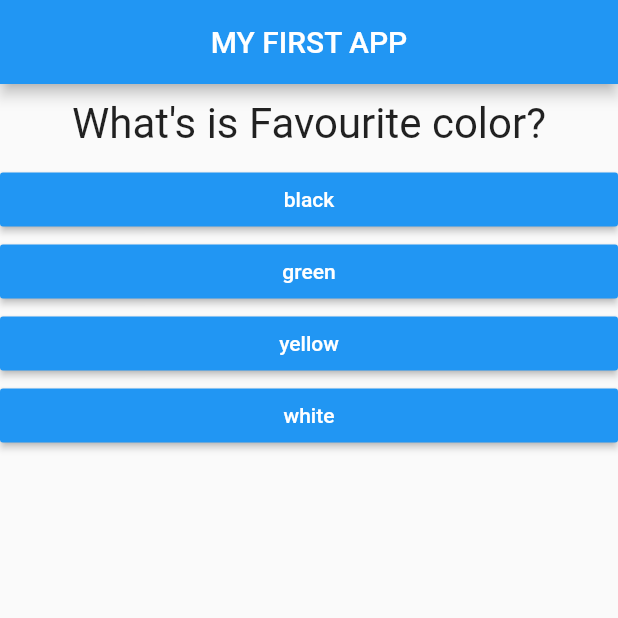
After one commit to Jitender-yaduvanshi/quiz_app, a Flutter app: the screen it shows after launch, on a phone screen of 412 x 824 dp, the top half of it. The commit adds this screen. Run offline on Flutter 3.47's test engine with Material 2 defaults, Android fonts, the phone set to English and light mode, and no system bars.

Commit message:
widgets spilted more quiz and result widgets formed.

```diff
--- a/lib/main.dart
+++ b/lib/main.dart
@@ -1,6 +1,7 @@
 import 'package:flutter/material.dart';
-import './question.dart';
-import './answer.dart';
+import 'package:quiz_app/result.dart';
+import './quiz.dart';
+import './result.dart';
 
 void main() {
   runApp(MyApp());
@@ -24,7 +25,7 @@ class _MyappState extends State<MyApp> {
   }
 
   @override
-  var question = const [
+  final _question = const [
     {
       'questionText': 'What\'s is Favourite color?',
       'answers': ['black', 'green', 'yellow', 'white'],
@@ -45,18 +46,13 @@ class _MyappState extends State<MyApp> {
             centerTitle: true,
             title: Text('MY FIRST APP'),
           ),
-          body: _questionIndex < question.length
-              ? Column(
-                  children: [
-                    Question(
-                        question[_questionIndex]['questionText'] as String),
-                    ...(question[_questionIndex]['answers'] as List<String>)
-                        .map((answers) {
-                      return Answer(_answerQuestion, answers);
-                    }).toList()
-                  ],
+          body: _questionIndex < _question.length
+              ? Quiz(
+                  answerQuestion: _answerQuestion,
+                  questionIndex: _questionIndex,
+                  question: _question,
                 )
-              : Center(child: Text('You did it.'))),
+              : Result()),
     );
   }
 }
--- /dev/null
+++ b/lib/quiz.dart
@@ -0,0 +1,24 @@
+import 'package:flutter/material.dart';
+import './question.dart';
+import './answer.dart';
+
+class Quiz extends StatelessWidget {
+ // const Quiz({Key? key}) : super(key: key);
+ final List<Map<String, Object>> question;
+ final int questionIndex;
+ final VoidCallback answerQuestion;
+ Quiz({ required this.question,  required this.answerQuestion,required this.questionIndex});
+  @override
+  Widget build(BuildContext context) {
+    return Column(
+      children: [
+        Question(
+            question[questionIndex]['questionText'] as String),
+        ...(question[questionIndex]['answers'] as List<String>)
+            .map((answers) {
+          return Answer(answerQuestion, answers);
+        }).toList()
+      ],
+    );
+  }
+}
```
Also changed, not shown: lib/result.dart (added, +10 -0 lines), 1 other file.
